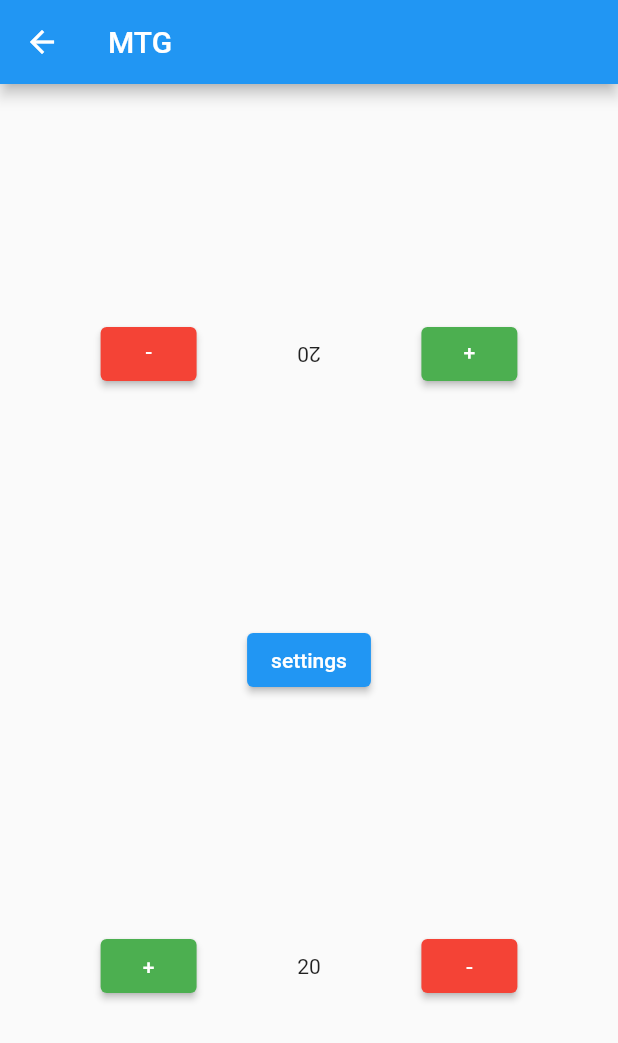
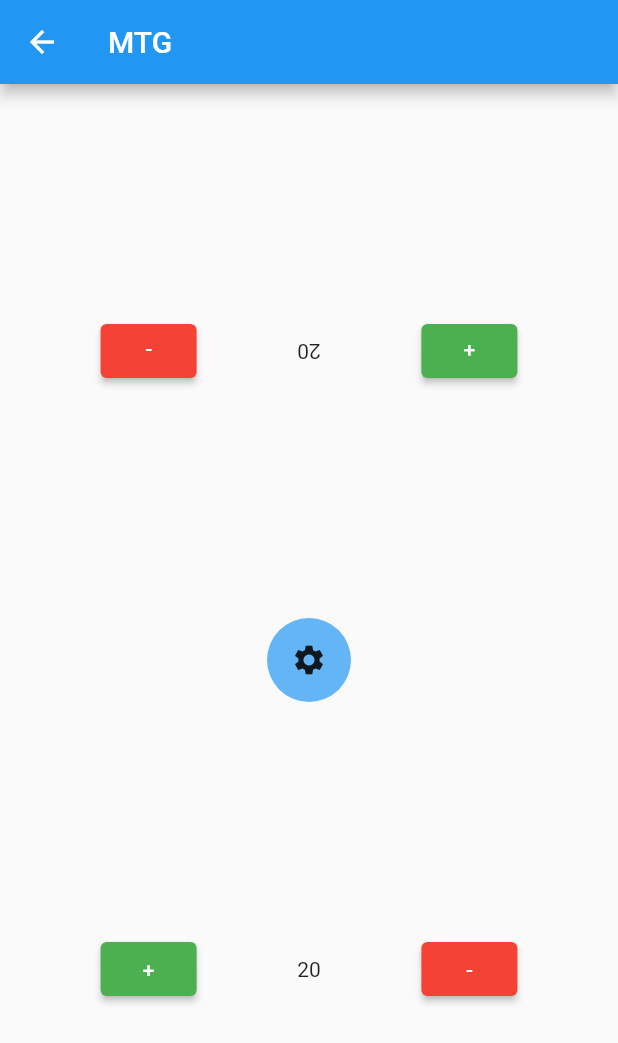
Before and after one commit to Waratax/project, a Flutter app: the MTGScreen screen opened by its route, on a phone screen of 412 x 824 dp. Shown: the top 1043 px of the screen. Run offline on Flutter 3.47's test engine with Material 2 defaults, Android fonts, the phone set to English and light mode, and no system bars; missing offline and left inert: flutter_picker.

Commit message:
settings button-> icon settings button

```diff
--- a/lib/screens/MTG.dart
+++ b/lib/screens/MTG.dart
@@ -77,8 +77,8 @@ class _MTGScreen extends State<MTGScreen> {
               ),
               Spacer(),
               Container(
-                child: ElevatedButton(
-                  child: Text("settings"),
+                child: IconButton(
+                  icon: Icon(Icons.settings),
                   onPressed: () {
                     showDialog(
                         context: context,
@@ -130,6 +130,11 @@ class _MTGScreen extends State<MTGScreen> {
                             ));
                   },
                 ),
+                decoration: BoxDecoration(
+                  color: Colors.blue.shade300,
+                  shape: BoxShape.circle,
+                ),
+                padding: EdgeInsets.all(4),
               ),
               Spacer(),
               Row(
```
